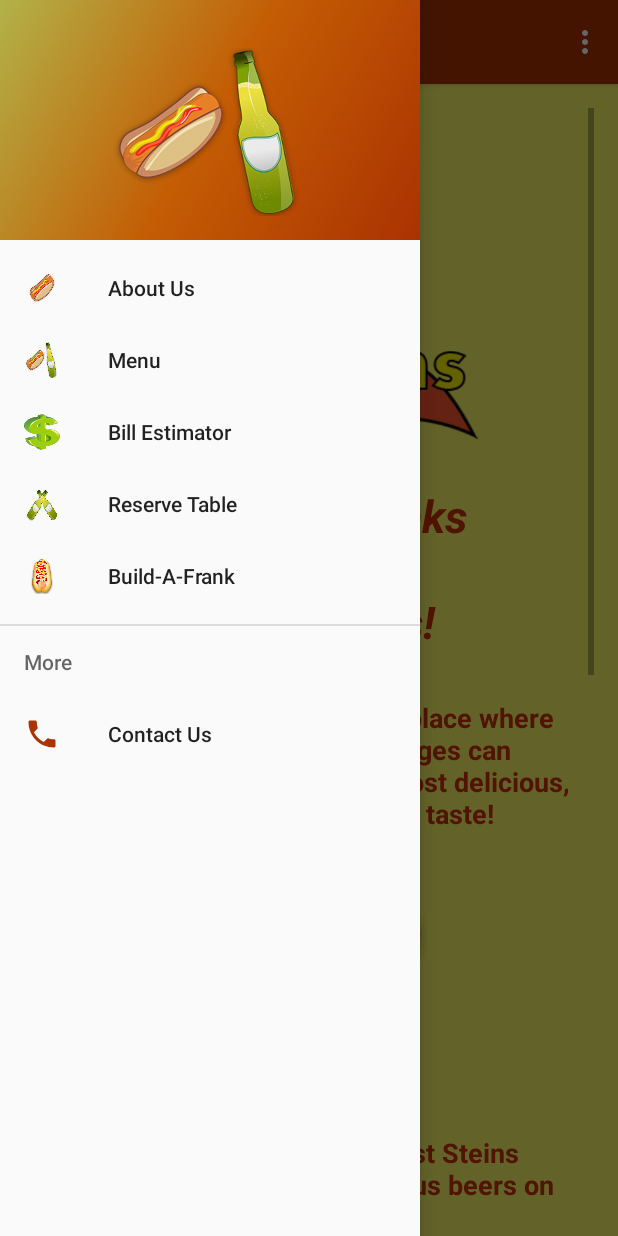
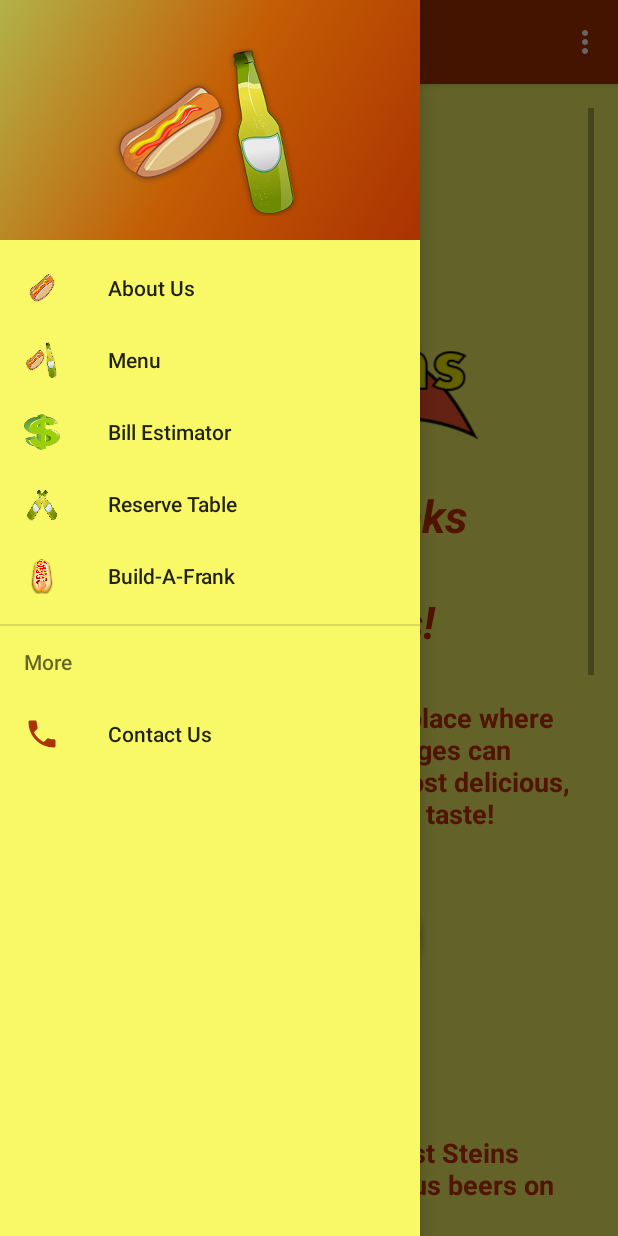
Before and after one commit to RyanPatrick26/FrankNSteins-Public, an Android app: the screen it shows after launch (MainActivity), with the side drawer open, on a phone screen of 412 x 824 dp. Run offline under Robolectric (Android 15) with nearby library versions, the phone set to English and light mode, and no system bars.

Commit message:
#8: Changed color of nav drawer menu

```diff
--- a/app/src/main/res/layout/activity_main.xml
+++ b/app/src/main/res/layout/activity_main.xml
@@ -20,6 +20,7 @@
         android:layout_gravity="start"
         android:fitsSystemWindows="true"
         app:headerLayout="@layout/nav_header_main"
-        app:menu="@menu/activity_main_drawer" />
+        app:menu="@menu/activity_main_drawer"
+        android:background="@color/frankBackgroundColor"/>
 
 </android.support.v4.widget.DrawerLayout>
```
